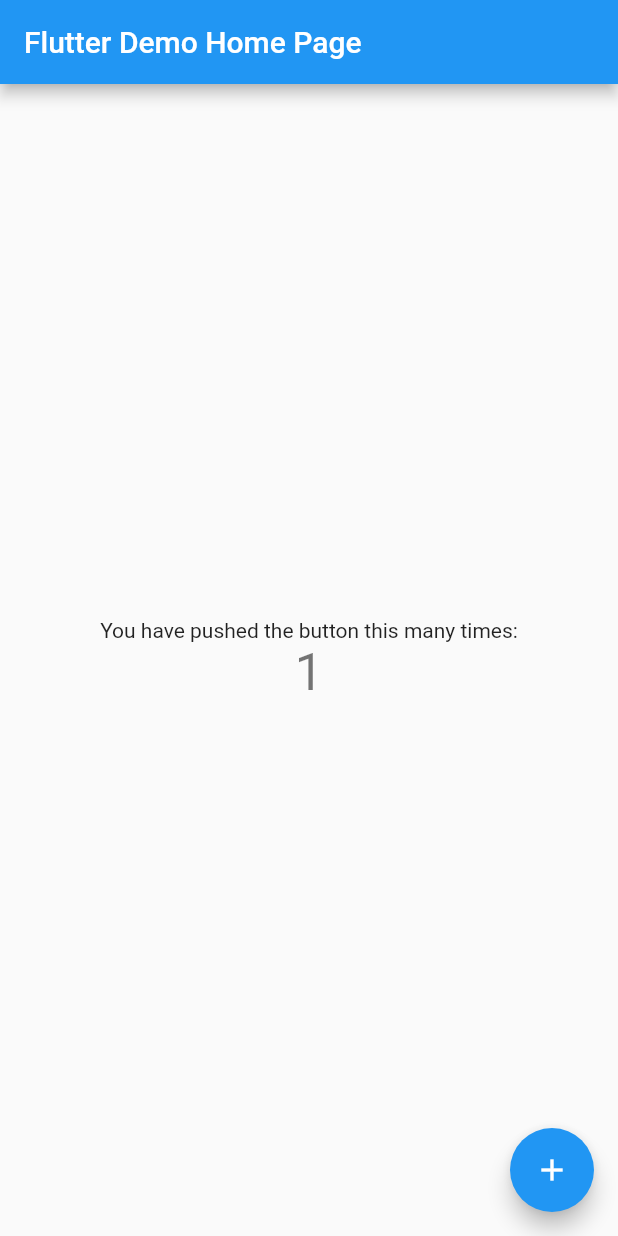
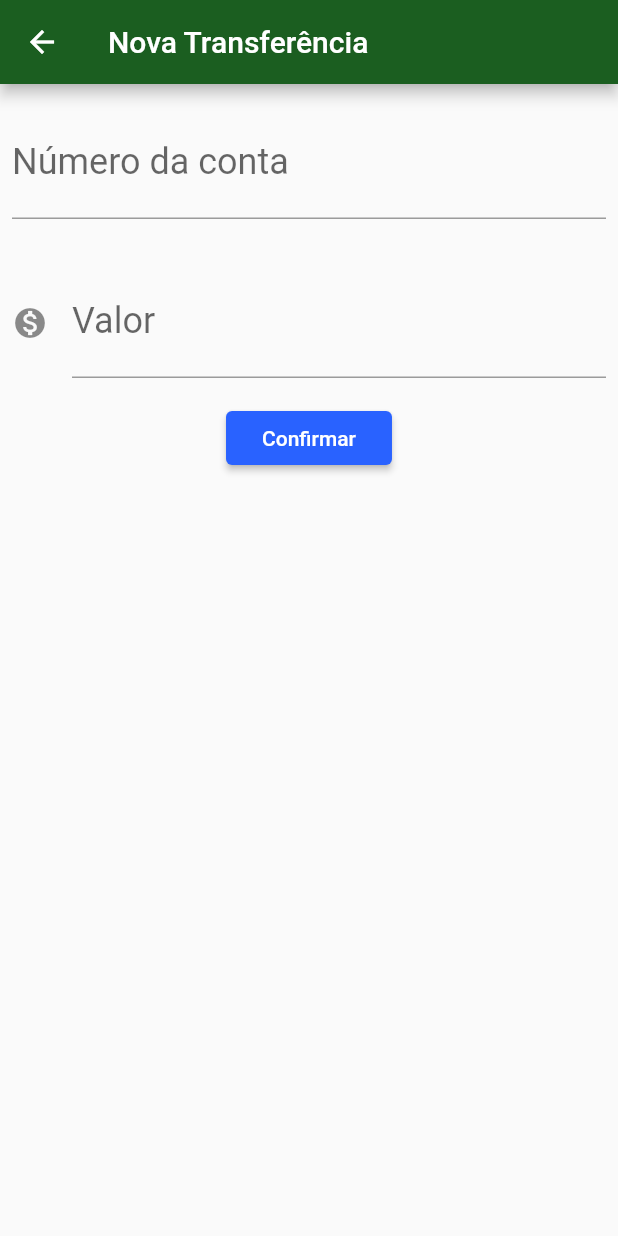
Before and after one commit to adilsonoj/bytebank, a Flutter app: the screen it shows after launch, after a tap on the "add" icon, on a phone screen of 412 x 824 dp. Run offline on Flutter 3.47's test engine with Material 2 defaults, Android fonts, the phone set to English and light mode, and no system bars; our stand-ins replace google_sign_in.

Commit message:
adiciona projeto da aula 1 - cria transferencia

```diff
--- /dev/null
+++ b/lib/components/TextEdit/TextEdit.dart
@@ -0,0 +1,27 @@
+import 'package:flutter/material.dart';
+
+class TextEdit extends StatelessWidget {
+  final TextEditingController value;
+  final String label;
+  final String hint;
+  final IconData icon;
+
+  const TextEdit({this.value, this.label, this.hint, this.icon});
+
+  @override
+  Widget build(BuildContext context) {
+    return Padding(
+      padding: const EdgeInsets.symmetric(vertical: 16.0, horizontal: 8.0),
+      child: TextField(
+        controller: value,
+        style: TextStyle(fontSize: 24.0),
+        decoration: InputDecoration(
+          icon: icon != null ? Icon(icon) : null,
+          labelText: label,
+          hintText: hint,
+        ),
+        keyboardType: TextInputType.number,
+      ),
+    );
+  }
+}
--- a/lib/main.dart
+++ b/lib/main.dart
@@ -1,117 +1,22 @@
+import 'package:bytebank/screen/transferency/form.dart';
 import 'package:flutter/material.dart';
 
-void main() {
-  runApp(MyApp());
-}
+void main() => runApp(Bytebank());
 
-class MyApp extends StatelessWidget {
-  // This widget is the root of your application.
+class Bytebank extends StatelessWidget {
   @override
   Widget build(BuildContext context) {
     return MaterialApp(
-      title: 'Flutter Demo',
+      title: "Flutter Demo",
       theme: ThemeData(
-        // This is the theme of your application.
-        //
-        // Try running your application with "flutter run". You'll see the
-        // application has a blue toolbar. Then, without quitting the app, try
-        // changing the primarySwatch below to Colors.green and then invoke
-        // "hot reload" (press "r" in the console where you ran "flutter run",
-        // or simply save your changes to "hot reload" in a Flutter IDE).
-        // Notice that the counter didn't reset back to zero; the application
-        // is not restarted.
-        primarySwatch: Colors.blue,
-        // This makes the visual density adapt to the platform that you run
-        // the app on. For desktop platforms, the controls will be smaller and
-        // closer together (more dense) than on mobile platforms.
-        visualDensity: VisualDensity.adaptivePlatformDensity,
-      ),
-      home: MyHomePage(title: 'Flutter Demo Home Page'),
+          primaryColor: Colors.green[900],
+          accentColor: Colors.blueAccent[700],
+          buttonTheme: ButtonThemeData(
+            buttonColor: Colors.blueAccent[700],
+            textTheme: ButtonTextTheme.primary,
+          )),
+      //home: SignInDemo()
+      home: TransferencyMain(),
     );
   }
 }
-
-class MyHomePage extends StatefulWidget {
-  MyHomePage({Key key, this.title}) : super(key: key);
-
-  // This widget is the home page of your application. It is stateful, meaning
-  // that it has a State object (defined below) that contains fields that affect
-  // how it looks.
-
-  // This class is the configuration for the state. It holds the values (in this
-  // case the title) provided by the parent (in this case the App widget) and
-  // used by the build method of the State. Fields in a Widget subclass are
-  // always marked "final".
-
-  final String title;
-
-  @override
-  _MyHomePageState createState() => _MyHomePageState();
-}
-
-class _MyHomePageState extends State<MyHomePage> {
-  int _counter = 0;
-
-  void _incrementCounter() {
-    setState(() {
-      // This call to setState tells the Flutter framework that something has
-      // changed in this State, which causes it to rerun the build method below
-      // so that the display can reflect the updated values. If we changed
-      // _counter without calling setState(), then the build method would not be
-      // called again, and so nothing would appear to happen.
-      _counter++;
-    });
-  }
-
-  @override
-  Widget build(BuildContext context) {
-    // This method is rerun every time setState is called, for instance as done
-    // by the _incrementCounter method above.
-    //
-    // The Flutter framework has been optimized to make rerunning build methods
-    // fast, so that you can just rebuild anything that needs updating rather
-    // than having to individually change instances of widgets.
-    return Scaffold(
-      appBar: AppBar(
-        // Here we take the value from the MyHomePage object that was created by
-        // the App.build method, and use it to set our appbar title.
-        title: Text(widget.title),
-      ),
-      body: Center(
-        // Center is a layout widget. It takes a single child and positions it
-        // in the middle of the parent.
-        child: Column(
-          // Column is also a layout widget. It takes a list of children and
-          // arranges them vertically. By default, it sizes itself to fit its
-          // children horizontally, and tries to be as tall as its parent.
-          //
-          // Invoke "debug painting" (press "p" in the console, choose the
-          // "Toggle Debug Paint" action from the Flutter Inspector in Android
-          // Studio, or the "Toggle Debug Paint" command in Visual Studio Code)
-          // to see the wireframe for each widget.
-          //
-          // Column has various properties to control how it sizes itself and
-          // how it positions its children. Here we use mainAxisAlignment to
-          // center the children vertically; the main axis here is the vertical
-          // axis because Columns are vertical (the cross axis would be
-          // horizontal).
-          mainAxisAlignment: MainAxisAlignment.center,
-          children: <Widget>[
-            Text(
-              'You have pushed the button this many times:',
-            ),
-            Text(
-              '$_counter',
-              style: Theme.of(context).textTheme.headline4,
-            ),
-          ],
-        ),
-      ),
-      floatingActionButton: FloatingActionButton(
-        onPressed: _incrementCounter,
-        tooltip: 'Increment',
-        child: Icon(Icons.add),
-      ), // This trailing comma makes auto-formatting nicer for build methods.
-    );
-  }
-}
--- /dev/null
+++ b/lib/models/transferency.dart
@@ -0,0 +1,11 @@
+class Transferency {
+  final double value;
+  final int accountNumber;
+
+  Transferency(this.value, this.accountNumber);
+
+  @override
+  String toString() {
+    return 'Transferency { value: $value, accountNumber: $accountNumber }';
+  }
+}
--- /dev/null
+++ b/lib/screen/transferency/form.dart
@@ -0,0 +1,63 @@
+import 'package:bytebank/components/TextEdit/TextEdit.dart';
+import 'package:bytebank/models/transferency.dart';
+import 'package:bytebank/screen/transferency/list.dart';
+import 'package:flutter/material.dart';
+
+class TransferencyForm extends StatefulWidget {
+  @override
+  State<StatefulWidget> createState() {
+    return TranferencyFormState();
+  }
+}
+
+class TranferencyFormState extends State<TransferencyForm> {
+  final TextEditingController _accountNumber = TextEditingController();
+  final TextEditingController _value = TextEditingController();
+
+  @override
+  Widget build(BuildContext context) {
+    return Scaffold(
+      appBar: AppBar(
+        title: Text("Nova Transferência"),
+      ),
+      body: SingleChildScrollView(
+        child: Column(
+          children: [
+            TextEdit(
+              value: _accountNumber,
+              label: 'Número da conta',
+              hint: '0000',
+            ),
+            TextEdit(
+              value: _value,
+              label: 'Valor',
+              hint: '0000.0',
+              icon: Icons.monetization_on,
+            ),
+            RaisedButton(
+              child: Text('Confirmar'),
+              onPressed: () => addTranferency(context),
+            )
+          ],
+        ),
+      ),
+    );
+  }
+
+  void addTranferency(BuildContext context) {
+    debugPrint('Confima');
+    final int accountNumber = int.tryParse(_accountNumber.text);
+    final double value = double.tryParse(_value.text);
+    if (accountNumber != null && value != null) {
+      final transferency = Transferency(value, accountNumber);
+      Navigator.pop(context, transferency);
+    }
+  }
+}
+
+class TransferencyMain extends StatelessWidget {
+  @override
+  Widget build(BuildContext context) {
+    return TransferencyList();
+  }
+}
--- /dev/null
+++ b/lib/screen/transferency/list.dart
@@ -0,0 +1,63 @@
+import 'package:bytebank/models/transferency.dart';
+import 'package:bytebank/screen/transferency/form.dart';
+import 'package:flutter/material.dart';
+
+class TransferencyList extends StatefulWidget {
+  final List<Transferency> _transferencies = List();
+
+  @override
+  State<StatefulWidget> createState() {
+    return TransferencyListState();
+  }
+}
+
+class TransferencyListState extends State<TransferencyList> {
+  @override
+  Widget build(BuildContext context) {
+    return Scaffold(
+      appBar: AppBar(
+        title: Text("Transferência"),
+      ),
+      body: ListView.builder(
+        itemCount: widget._transferencies.length,
+        itemBuilder: (context, index) {
+          final transferency = widget._transferencies[index];
+          return TransferencyItem(transferency);
+        },
+      ),
+      floatingActionButton: FloatingActionButton(
+        child: Icon(Icons.add),
+        onPressed: () {
+          final Future<Transferency> future =
+              Navigator.push(context, MaterialPageRoute(builder: (context) {
+            return TransferencyForm();
+          }));
+          future.then((transferencyReceived) {
+            if (transferencyReceived != null) {
+              setState(() {
+                widget._transferencies.add(transferencyReceived);
+              });
+            }
+          });
+        },
+      ),
+    );
+  }
+}
+
+class TransferencyItem extends StatelessWidget {
+  final Transferency _transferency;
+
+  TransferencyItem(this._transferency);
+
+  @override
+  Widget build(BuildContext context) {
+    return Card(
+      child: ListTile(
+        leading: Icon(Icons.monetization_on),
+        title: Text(this._transferency.value.toString()),
+        subtitle: Text(this._transferency.accountNumber.toString()),
+      ),
+    );
+  }
+}
```
Also changed, not shown: 2 other files.
